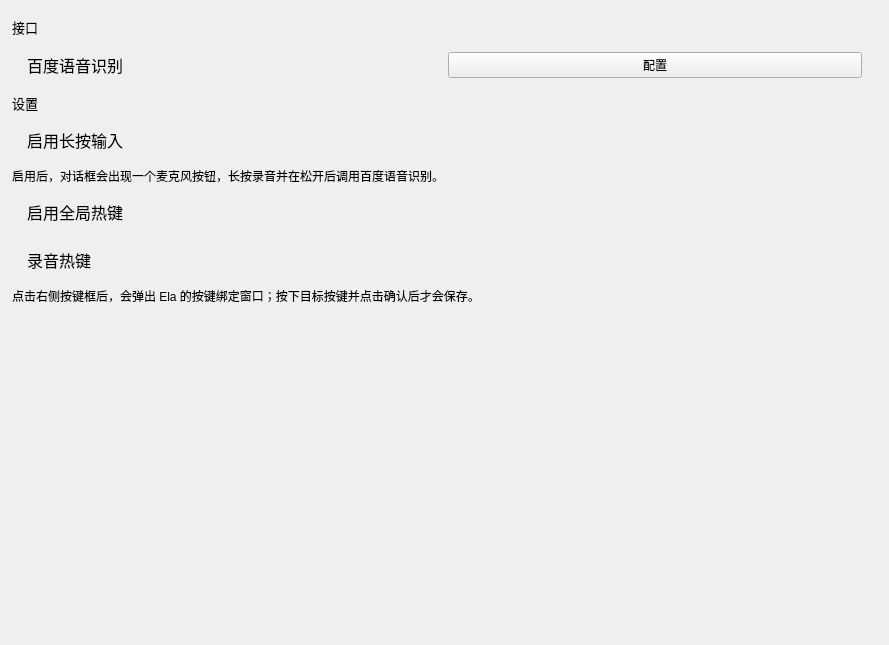
The window that windows/setting/child/settingchild_speech.ui (Zao-chen/ZcChat2) describes before a commit, drawn with Qt 5.
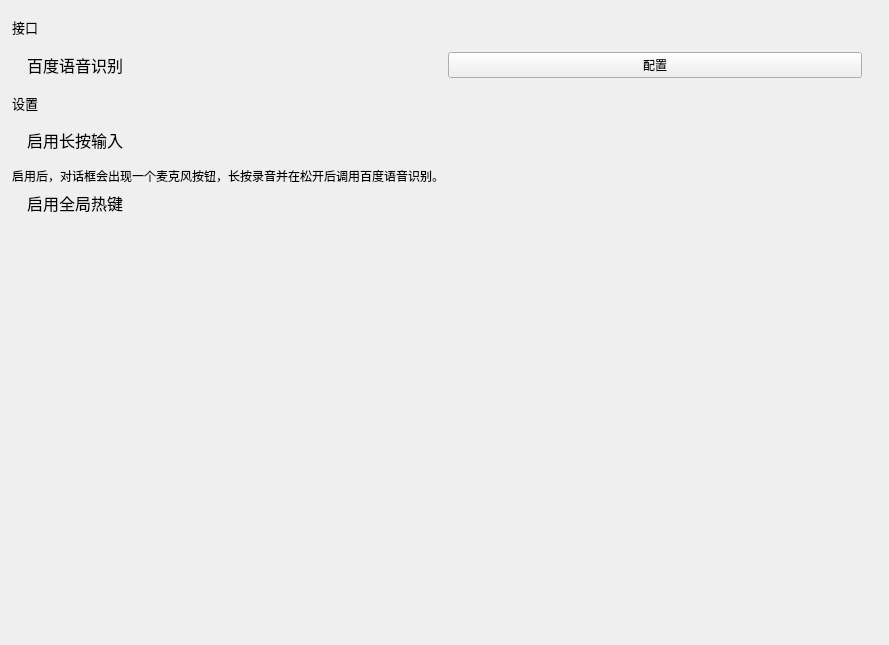
The same window after the commit. Custom widgets are drawn as their Qt base class.

Commit message: feat: 优化全局热键设置界面布局和属性

What changed in the file:
```diff
--- a/windows/setting/child/settingchild_speech.ui
+++ b/windows/setting/child/settingchild_speech.ui
@@ -140,16 +140,28 @@
         </widget>
        </item>
        <item>
-        <widget class="ElaScrollPageArea" name="widget_GlobalHotkeyEnable" native="true">
-         <layout class="QHBoxLayout" name="horizontalLayout_5" stretch="1,1">
+        <widget class="ElaScrollPageArea" name="widget_GlobalHotkey" native="true">
+         <layout class="QHBoxLayout" name="horizontalLayout_5" stretch="5,0,10,7">
           <property name="leftMargin">
            <number>15</number>
           </property>
+          <property name="topMargin">
+           <number>0</number>
+          </property>
           <property name="rightMargin">
            <number>15</number>
           </property>
+          <property name="bottomMargin">
+           <number>0</number>
+          </property>
           <item>
            <widget class="ElaText" name="label_GlobalHotkeyEnable">
+            <property name="sizePolicy">
+             <sizepolicy hsizetype="Fixed" vsizetype="Maximum">
+              <horstretch>0</horstretch>
+              <verstretch>0</verstretch>
+             </sizepolicy>
+            </property>
             <property name="font">
              <font>
               <pointsize>12</pointsize>
@@ -163,29 +175,18 @@
           <item>
            <widget class="ElaToggleSwitch" name="ToggleSwitch_GlobalHotkeyEnable" native="true"/>
           </item>
-         </layout>
-        </widget>
-       </item>
-       <item>
-        <widget class="ElaScrollPageArea" name="widget_GlobalHotkey" native="true">
-         <layout class="QHBoxLayout" name="horizontalLayout_6" stretch="1,1">
-          <property name="leftMargin">
-           <number>15</number>
-          </property>
-          <property name="rightMargin">
-           <number>15</number>
-          </property>
           <item>
-           <widget class="ElaText" name="label_GlobalHotkey">
-            <property name="font">
-             <font>
-              <pointsize>12</pointsize>
-             </font>
+           <spacer name="horizontalSpacer_GlobalHotkey">
+            <property name="orientation">
+             <enum>Qt::Horizontal</enum>
             </property>
-            <property name="text">
-             <string>录音热键</string>
+            <property name="sizeHint" stdset="0">
+             <size>
+              <width>40</width>
+              <height>20</height>
+             </size>
             </property>
-           </widget>
+           </spacer>
           </item>
           <item>
            <widget class="ElaKeyBinder" name="keyBinder_GlobalHotkey"/>
@@ -193,21 +194,6 @@
          </layout>
         </widget>
        </item>
-       <item>
-        <widget class="ElaText" name="label_GlobalHotkeyDescription">
-         <property name="font">
-          <font>
-           <pointsize>9</pointsize>
-          </font>
-         </property>
-         <property name="text">
-          <string>点击右侧按键框后，会弹出 Ela 的按键绑定窗口；按下目标按键并点击确认后才会保存。</string>
-         </property>
-         <property name="wordWrap">
-          <bool>true</bool>
-         </property>
-        </widget>
-       </item>
        <item>
         <spacer name="verticalSpacer">
          <property name="orientation">
```
Left out of the diff: 13 changed lines with no effect on the pictures.
